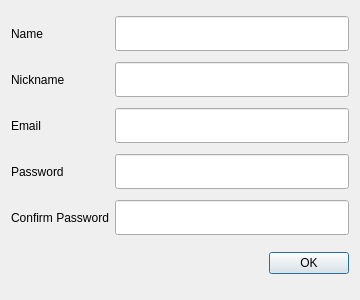
First picture: the form in client/gui/ui/Login.ui, repository Howest-AdvMathProg/project-2021-Joren-vanGoethem, before the edit.
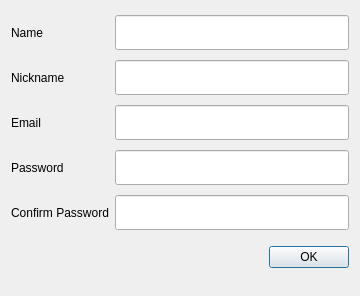
Second picture: the form after the edit.

```diff
--- a/client/gui/ui/Login.ui
+++ b/client/gui/ui/Login.ui
@@ -7,7 +7,7 @@
     <x>0</x>
     <y>0</y>
     <width>360</width>
-    <height>300</height>
+    <height>296</height>
    </rect>
   </property>
   <property name="minimumSize">
```
